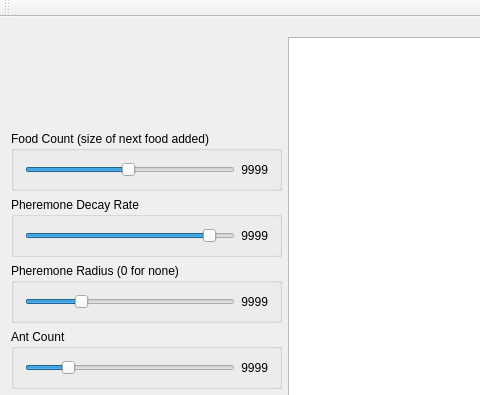
DrewMartin/GP-Ants, file Part1/part1window.ui: the form before one commit; both pictures show x 0 to 480 and y 0 to 395 of the 799 by 580 pixel window.
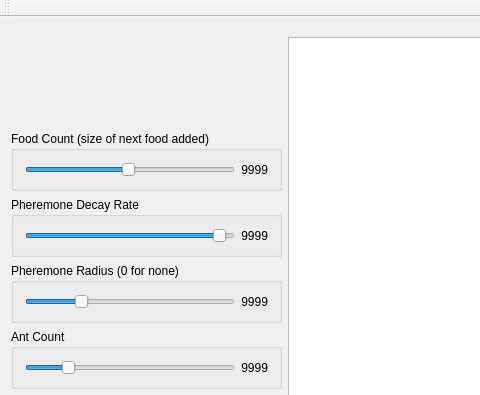
The form after the commit. Custom widgets are drawn as their Qt base class.

The edit to the form file:
```diff
--- a/Part1/part1window.ui
+++ b/Part1/part1window.ui
@@ -94,7 +94,7 @@
               <number>99</number>
              </property>
              <property name="value">
-              <number>90</number>
+              <number>95</number>
              </property>
              <property name="tracking">
               <bool>true</bool>
```
Left out of the diff: 3 changed lines with no effect on the pictures.
